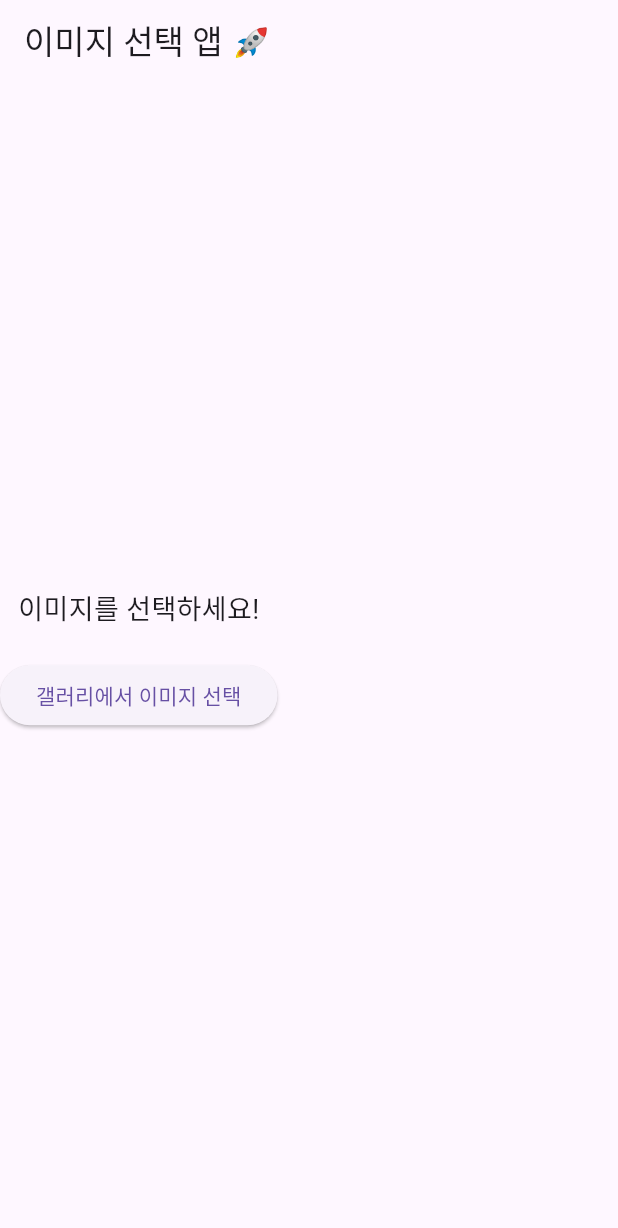
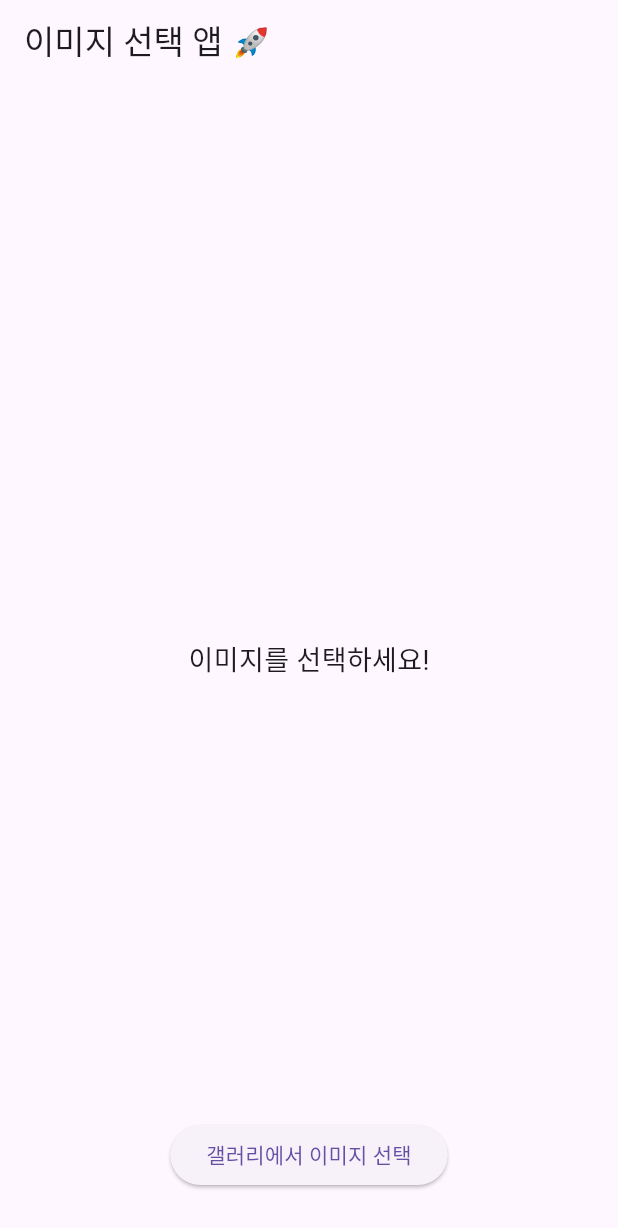
Before and after one commit to HwangOzz/Cafe-app, a Flutter app: the screen it shows after launch, on a phone screen of 412 x 824 dp. Shown: the top 1228 px of the screen. Run offline on Flutter 3.47's test engine with Material 3 defaults, Android fonts, the light colour scheme and no system bars; our stand-ins replace image_picker.

Commit message:
메인화면 추가

```diff
--- a/lib/main.dart
+++ b/lib/main.dart
@@ -39,18 +39,25 @@ class _ImagePickerScreenState extends State<ImagePickerScreen> {
   Widget build(BuildContext context) {
     return Scaffold(
       appBar: AppBar(title: Text('이미지 선택 앱 🚀')),
-      body: Column(
-        mainAxisAlignment: MainAxisAlignment.center,
+      body: Stack(
         children: [
-          _image != null
-              ? Image.file(_image!, width: 200, height: 200, fit: BoxFit.cover) // 선택한 이미지 표시
-              : Text("이미지를 선택하세요!", style: TextStyle(fontSize: 18)),
+          // ✅ 이미지 중앙 배치
+          Center(
+            child: _image != null
+                ? Image.file(_image!, width: 250, height: 250, fit: BoxFit.cover) // 선택한 이미지 표시
+                : Text("이미지를 선택하세요!", style: TextStyle(fontSize: 18)),
+          ),
 
-          SizedBox(height: 20),
-
-          ElevatedButton(
-            onPressed: pickImage, // ✅ 버튼을 누르면 갤러리에서 이미지 선택
-            child: Text("갤러리에서 이미지 선택"),
+          // ✅ 버튼을 화면 하단 중앙에 배치
+          Align(
+            alignment: Alignment.bottomCenter,
+            child: Padding(
+              padding: const EdgeInsets.only(bottom: 30), // 하단 여백 추가
+              child: ElevatedButton(
+                onPressed: pickImage, // ✅ 버튼을 누르면 갤러리에서 이미지 선택
+                child: Text("갤러리에서 이미지 선택"),
+              ),
+            ),
           ),
         ],
       ),
```
